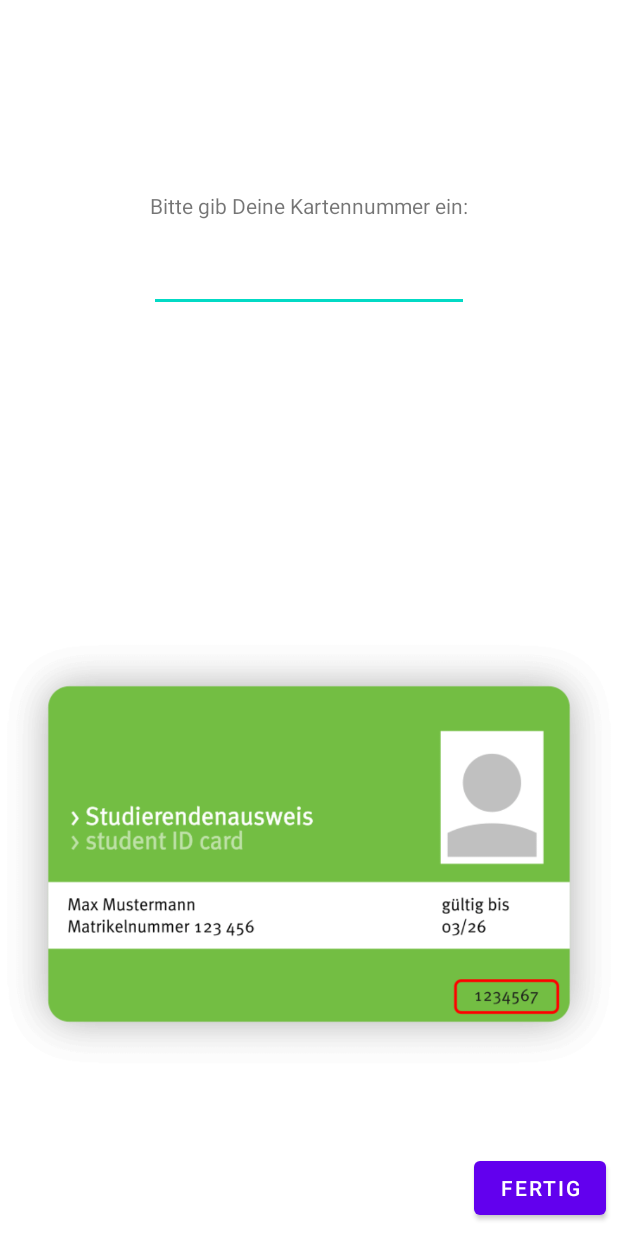
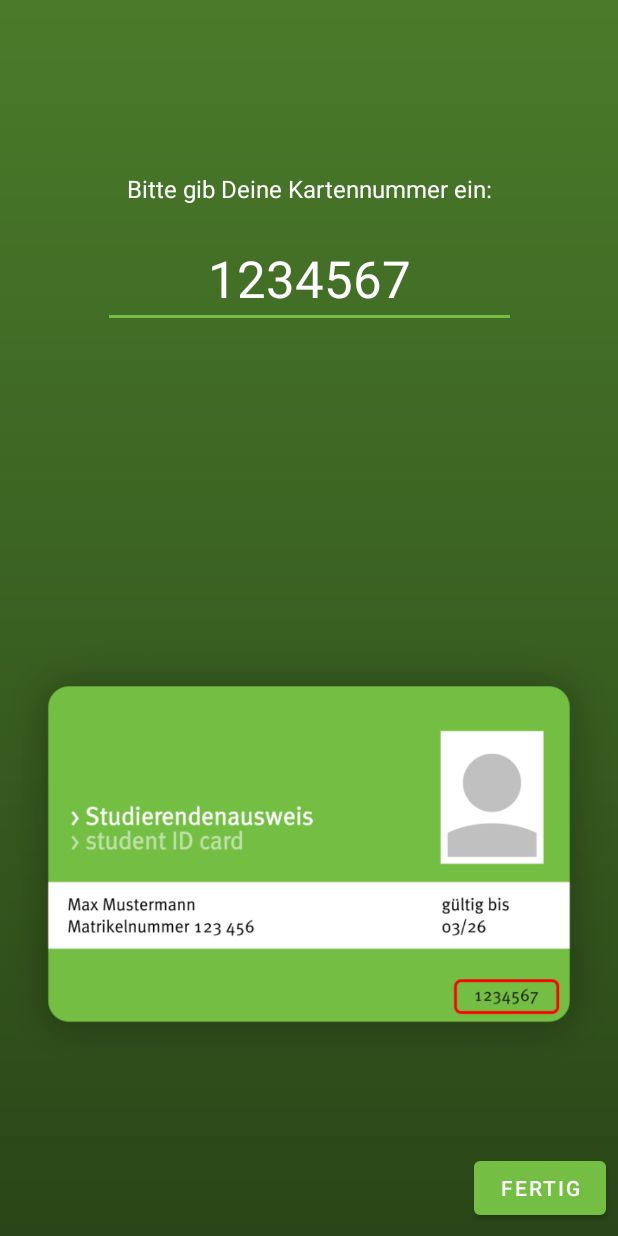
Before and after one commit to Matthias-Kuhn/MS-MensaCard, an Android app: the layout activity_main.xml on its own in the app's theme, with its tools: preview values and no code run, on a phone screen of 412 x 824 dp. Run offline under Robolectric (Android 15) with nearby library versions, the phone set to English and light mode, and no system bars.

Commit message:
implemented design of MainActivity and the Widget

```diff
--- /dev/null
+++ b/app/src/main/res/drawable/background_gradient.xml
@@ -0,0 +1,8 @@
+<?xml version="1.0" encoding="utf-8"?>
+<shape xmlns:android="http://schemas.android.com/apk/res/android">
+    <gradient
+        android:type="linear"
+        android:angle="-90"
+        android:startColor="@color/mid_green"
+        android:endColor="@color/dark_green" />
+</shape>
--- a/app/src/main/res/layout/activity_main.xml
+++ b/app/src/main/res/layout/activity_main.xml
@@ -4,19 +4,24 @@
     xmlns:tools="http://schemas.android.com/tools"
     android:layout_width="match_parent"
     android:layout_height="match_parent"
+    android:background="@drawable/background_gradient"
     tools:context=".MainActivity">
 
     <EditText
         android:id="@+id/editTextNumber"
         android:layout_width="wrap_content"
         android:layout_height="wrap_content"
-        android:ems="10"
+        android:ems="7"
         android:inputType="number"
+        android:maxLength="7"
+        android:textAlignment="center"
+        android:textColor="@color/white"
+        android:textSize="34sp"
         app:layout_constraintBottom_toTopOf="@+id/imageView"
         app:layout_constraintEnd_toEndOf="parent"
         app:layout_constraintStart_toStartOf="parent"
         app:layout_constraintTop_toTopOf="parent"
-        android:maxLength="7"/>
+        tools:text="1234567" />
 
     <TextView
         android:id="@+id/textView"
@@ -24,6 +29,8 @@
         android:layout_height="wrap_content"
         android:layout_marginBottom="16dp"
         android:text="Bitte gib Deine Kartennummer ein:"
+        android:textColor="@color/white"
+        android:textSize="16sp"
         app:layout_constraintBottom_toTopOf="@+id/editTextNumber"
         app:layout_constraintEnd_toEndOf="parent"
         app:layout_constraintStart_toStartOf="parent" />
--- a/app/src/main/res/values/colors.xml
+++ b/app/src/main/res/values/colors.xml
@@ -5,6 +5,10 @@
     <color name="purple_700">#FF3700B3</color>
     <color name="teal_200">#FF03DAC5</color>
     <color name="teal_700">#FF018786</color>
+    <color name="light_green">#ff73be43</color>
+    <color name="dark_green">#ff2a4618</color>
+    <color name="mid_green">#ff4a7b2a</color>
     <color name="black">#FF000000</color>
     <color name="white">#FFFFFFFF</color>
+
 </resources>
--- a/app/src/main/res/values/themes.xml
+++ b/app/src/main/res/values/themes.xml
@@ -1,13 +1,13 @@
 <resources xmlns:tools="http://schemas.android.com/tools">
     <!-- Base application theme. -->
-    <style name="Theme.MensaCard" parent="Theme.MaterialComponents.DayNight.DarkActionBar">
+    <style name="Theme.MensaCard" parent="Theme.MaterialComponents.NoActionBar">
         <!-- Primary brand color. -->
-        <item name="colorPrimary">@color/purple_500</item>
-        <item name="colorPrimaryVariant">@color/purple_700</item>
+        <item name="colorPrimary">@color/light_green</item>
+        <item name="colorPrimaryVariant">@color/dark_green</item>
         <item name="colorOnPrimary">@color/white</item>
         <!-- Secondary brand color. -->
-        <item name="colorSecondary">@color/teal_200</item>
-        <item name="colorSecondaryVariant">@color/teal_700</item>
+        <item name="colorSecondary">@color/light_green</item>
+        <item name="colorSecondaryVariant">@color/light_green</item>
         <item name="colorOnSecondary">@color/black</item>
         <!-- Status bar color. -->
         <item name="android:statusBarColor" tools:targetApi="l">?attr/colorPrimaryVariant</item>
```
Also changed, not shown: app/src/main/java/de/emka/mensacard/BalanceWidgetProvider.kt (+37 -10 lines), app/src/main/java/de/emka/mensacard/MainActivity.kt (+36 -6 lines), app/src/main/res/drawable/widget_a_bg.xml (added, +7 -0 lines), app/src/main/res/layout/balance_widget.xml (+19 -3 lines).
